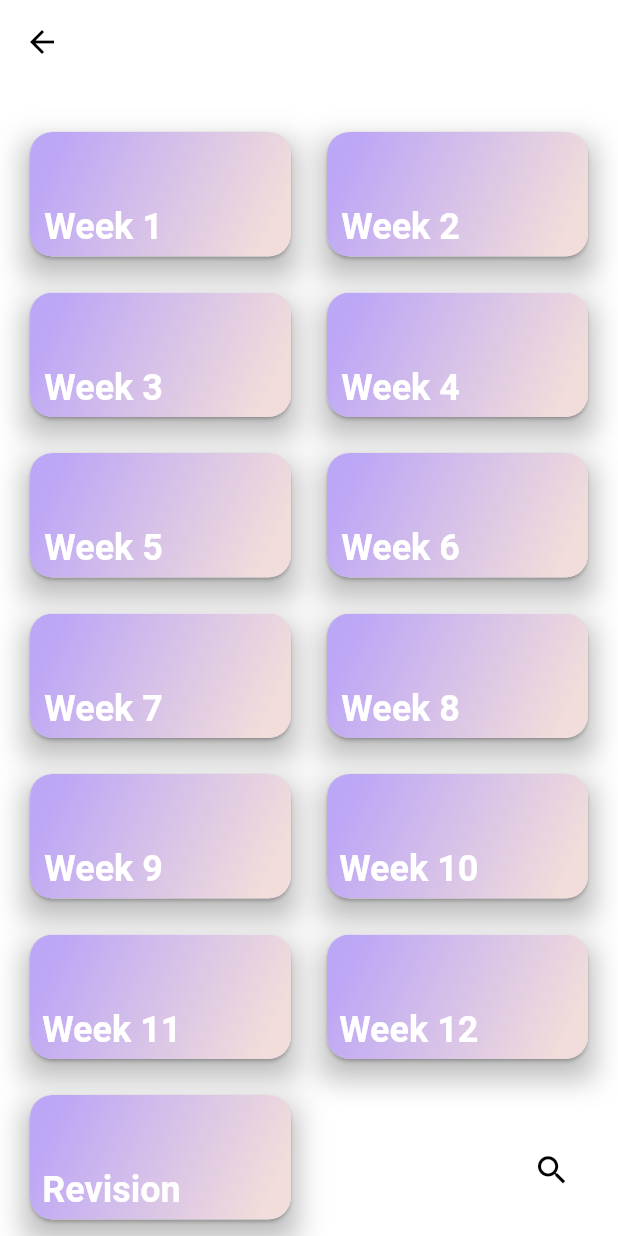
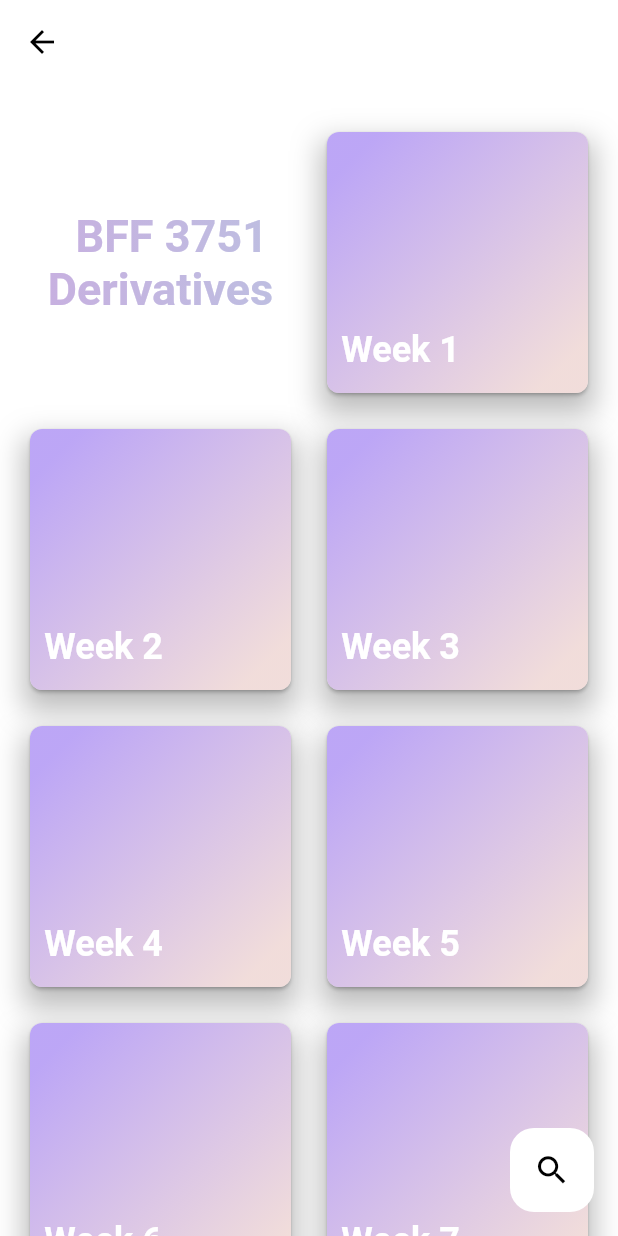
Before and after one commit to RameshNikhil/Uniboard_App, a Flutter app: the UnitPage screen opened directly, on a phone screen of 412 x 824 dp. Run offline on Flutter 3.47's test engine with Material 2 defaults, Android fonts, the phone set to English and light mode, and no system bars; missing offline and left inert: flutter_webview_plugin.

```diff
--- a/lib/components/cards.dart
+++ b/lib/components/cards.dart
@@ -6,8 +6,9 @@ import '../pages/unitPage.dart';
 class Cards extends StatefulWidget {
   var title;
   var page;
+  double curve;
 
-  Cards({Key key, @required this.title, @required this.page,}) : super(key: key);
+  Cards({Key key, @required this.title, @required this.page, @required this.curve}) : super(key: key);
 
   @override
   _CardsState createState() => new _CardsState();
@@ -24,7 +25,7 @@ class _CardsState extends State<Cards> {
         },
         child: Card(
           shape: RoundedRectangleBorder(
-            borderRadius: BorderRadius.circular(15),
+            borderRadius: BorderRadius.circular(widget.curve),
           ),
           clipBehavior: Clip.antiAlias,
           child: new Container(
@@ -49,6 +50,7 @@ class _CardsState extends State<Cards> {
                   fontWeight: FontWeight.w700,
                 ),
               ),
+
             ),
           ),
         ),
--- a/lib/main.dart
+++ b/lib/main.dart
@@ -49,7 +49,7 @@ class _SplashScreenState extends State<SplashScreen> {
   // }
 
   void navigationPage() {
-    Navigator.pushReplacement(context, FadeRouteBuilder(page: RunJSInWebView()));
+    Navigator.pushReplacement(context, FadeRouteBuilder(page: HomeScreen()));
   }
 
   @override
--- a/lib/pages/homescreen.dart
+++ b/lib/pages/homescreen.dart
@@ -50,7 +50,7 @@ class DotsIndicator extends AnimatedWidget {
 
   Widget build(BuildContext context) {
     return new Row(
-      mainAxisAlignment: MainAxisAlignment.center,
+      mainAxisAlignment: MainAxisAlignment.center ,
       children: new List<Widget>.generate(itemCount, _buildDot),
     );
   }
--- a/lib/pages/subjectsPage.dart
+++ b/lib/pages/subjectsPage.dart
@@ -44,7 +44,7 @@ class _SubjectsPageState extends State<SubjectsPage> with TickerProviderStateMix
                 crossAxisSpacing: 16.0,
                 children: <Widget>[
 
-                  for(String i in unit) Cards(title:i, page: UnitPage(),)
+                  for(String i in unit) Cards(title:i, page: UnitPage(), curve: 15.0,)
 
             ],
           ),
--- a/lib/pages/unitPage.dart
+++ b/lib/pages/unitPage.dart
@@ -8,26 +8,13 @@ class UnitPage extends StatefulWidget {
 }
 
 class _UnitPageState extends State<UnitPage>  {
-  // @override
-  // Widget build(BuildContext context) {
-  //    return Scaffold(
-  //      backgroundColor: Colors.blueGrey,
-  //     body: Center(
-  //       child: RaisedButton(
-  //         onPressed: () {
-  //           Navigator.pop(context);
-  //         },
-  //         child: Text('Go back!'),
-  //       ),
-  //     ),
-  //   );
-  // }
-
-
-
-
   @override
   Widget build(BuildContext context) {
+
+ final Shader linearGradient = LinearGradient(
+      colors: <Color>[Color(0xffc8afe0), Color(0xffbcc1e1)],
+    ).createShader(Rect.fromLTWH(0.0, 0.0, 200.0, 70.0));
+
     var unit = ["Week 1", "Week 2", "Week 3", "Week 4", "Week 5", "Week 6", "Week 7", "Week 8", "Week 9", "Week 10", "Week 11", "Week 12", "Revision", ];
 
         return new Scaffold(
@@ -36,12 +23,21 @@ class _UnitPageState extends State<UnitPage>  {
               child: GridView.count(
                 crossAxisCount: 2,
                 padding: EdgeInsets.fromLTRB(16.0, 28.0, 16.0, 16.0),
-                childAspectRatio: 2 / 1,
+                childAspectRatio: 2 / 2,
                 mainAxisSpacing: 16.0,
                 crossAxisSpacing: 16.0,
                 children: <Widget>[
+                  Center(
+                    child: Text(
+                  "  BFF 3751 \t Derivatives",
+                  style: new TextStyle(
+                      fontSize: 30.0,
+                      fontWeight: FontWeight.bold,
+                      foreground: Paint()..shader = linearGradient),
+                      textAlign: TextAlign.center,
+                ),),
 
-                  for(String i in unit) Cards(title:i, page: singleWeek(),)
+                  for(String i in unit) Cards(title:i, page: singleWeek(), curve: 8.0,)
 
             ],
           ),
@@ -50,8 +46,8 @@ class _UnitPageState extends State<UnitPage>  {
 
       appBar: AppBar(
         elevation: 0,
-        //iconTheme: IconThemeData(),
       ),
+
 
       floatingActionButton: FloatingActionButton(
       child: Icon(Icons.search, size: 25,),
```
Also changed, not shown: lib/components/deleteDialog.dart (added, +41 -0 lines), lib/components/downloadCell.dart (added, +136 -0 lines), lib/pages/downloadsPage.dart (+33 -114 lines), lib/pages/functionsPage.dart (+9 -1 lines), 3 other files.
